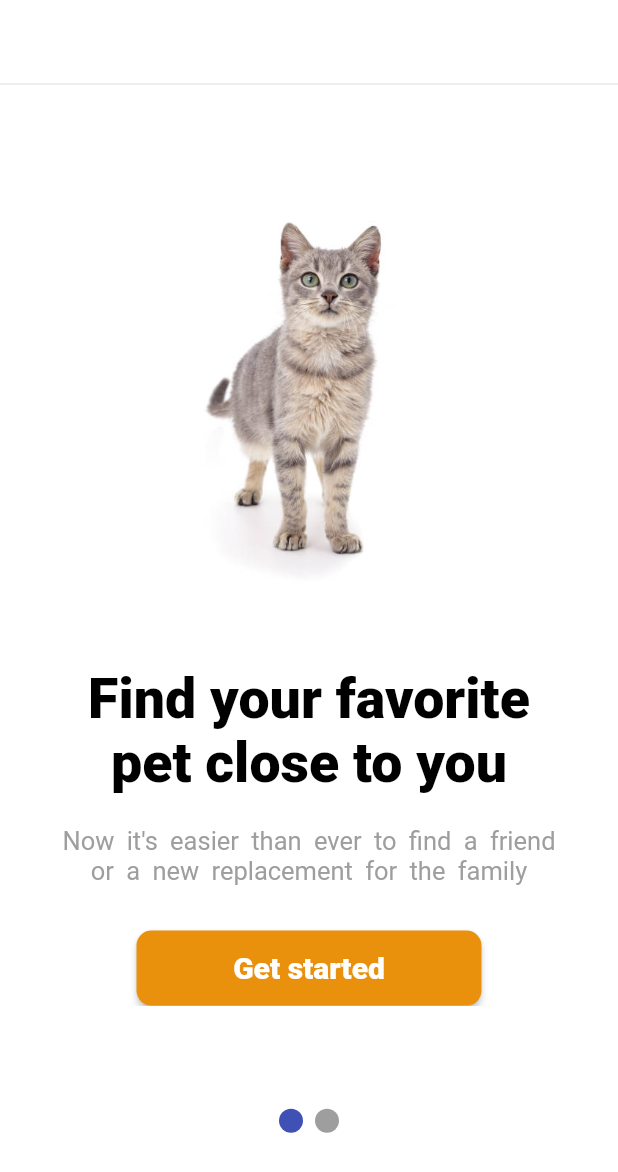
After one commit to OmerOnder20/Flutter-Learn, a Flutter app: the FirstScreen screen opened directly, on a phone screen of 412 x 824 dp. The commit adds this screen. Shown: the top 1172 px of the screen. Run offline on Flutter 3.47's test engine with Material 2 defaults, Android fonts, the phone set to English and light mode, and no system bars; drawn by our look-alikes of smooth_page_indicator; our stand-ins replace auto_size_text, dio, equatable, flutter_spinkit, lottie, shared_preferences; missing offline and left inert: kartal; accounts and stored records are empty; network calls fail.

Commit message:
değişiklik yapıldı

```diff
--- /dev/null
+++ b/lib/demos/project23/custom_column.dart
@@ -0,0 +1,59 @@
+import 'package:first_project_flutter/demos/project23/page_1.dart';
+import 'package:flutter/material.dart';
+
+class CustomColumn extends StatelessWidget {
+  const CustomColumn({
+    super.key,
+    required this.widget,
+  });
+
+  final Page1 widget;
+
+  @override
+  Widget build(BuildContext context) {
+    return Column(crossAxisAlignment: CrossAxisAlignment.center, children: [
+      Expanded(
+        flex: 2,
+        child: Padding(
+          padding: const EdgeInsets.only(top: 0),
+          child: Center(
+            child: Image.asset(
+              "assets/jpg/cat.jpg",
+              height: 300,
+              width: 300,
+            ),
+          ),
+        ),
+      ),
+      const Text(
+        textAlign: TextAlign.center,
+        "Find your favorite pet close to you",
+        style: TextStyle(color: Colors.black, fontSize: 37, fontWeight: FontWeight.w800),
+      ),
+      const Padding(
+        padding: EdgeInsets.only(top: 20),
+        child: Text(
+          textAlign: TextAlign.center,
+          "Now it's easier than ever to find a friend or a new replacement for the family",
+          style: TextStyle(wordSpacing: 4, color: Colors.grey, fontSize: 17, fontWeight: FontWeight.w400),
+        ),
+      ),
+      Padding(
+        padding: const EdgeInsets.only(top: 30),
+        child: SizedBox(
+          height: 50,
+          width: 230,
+          child: ElevatedButton(
+              style: ElevatedButton.styleFrom(
+                  shape: RoundedRectangleBorder(borderRadius: BorderRadius.circular(10)),
+                  backgroundColor: const Color.fromARGB(255, 233, 145, 13)),
+              onPressed: widget.onPressed,
+              child: const Text(
+                "Get started",
+                style: TextStyle(color: Colors.white, fontSize: 20, fontWeight: FontWeight.w800),
+              )),
+        ),
+      )
+    ]);
+  }
+}
```
Also changed, not shown: lib/demos/project23/page_1.dart (+3 -44 lines).
